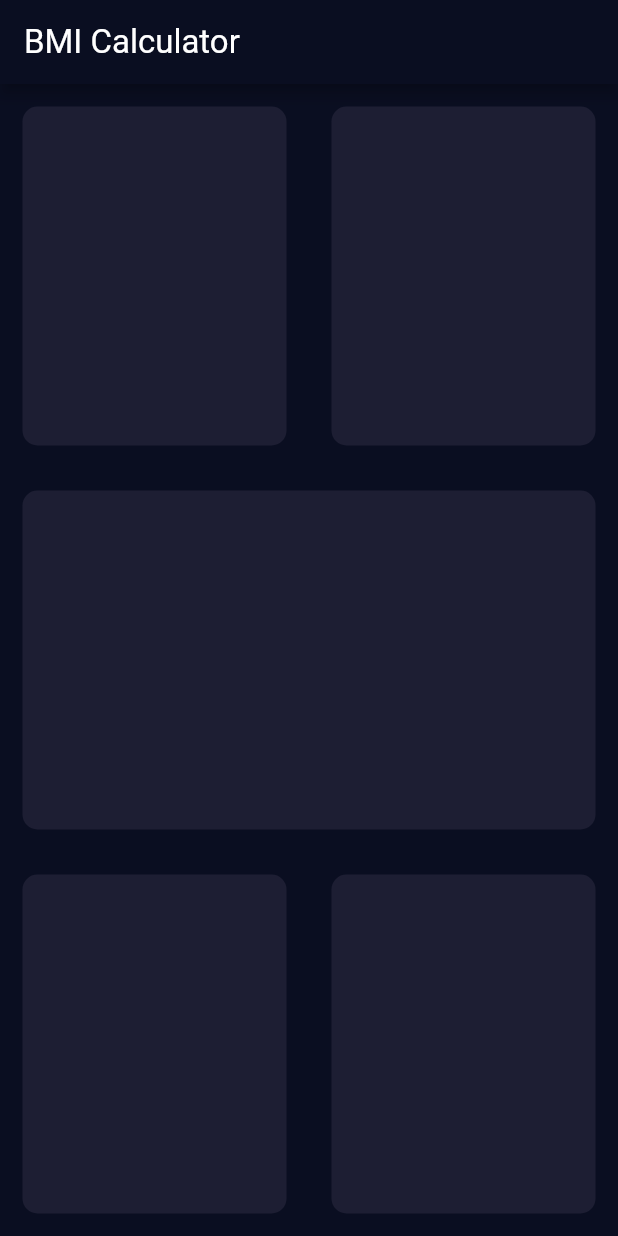
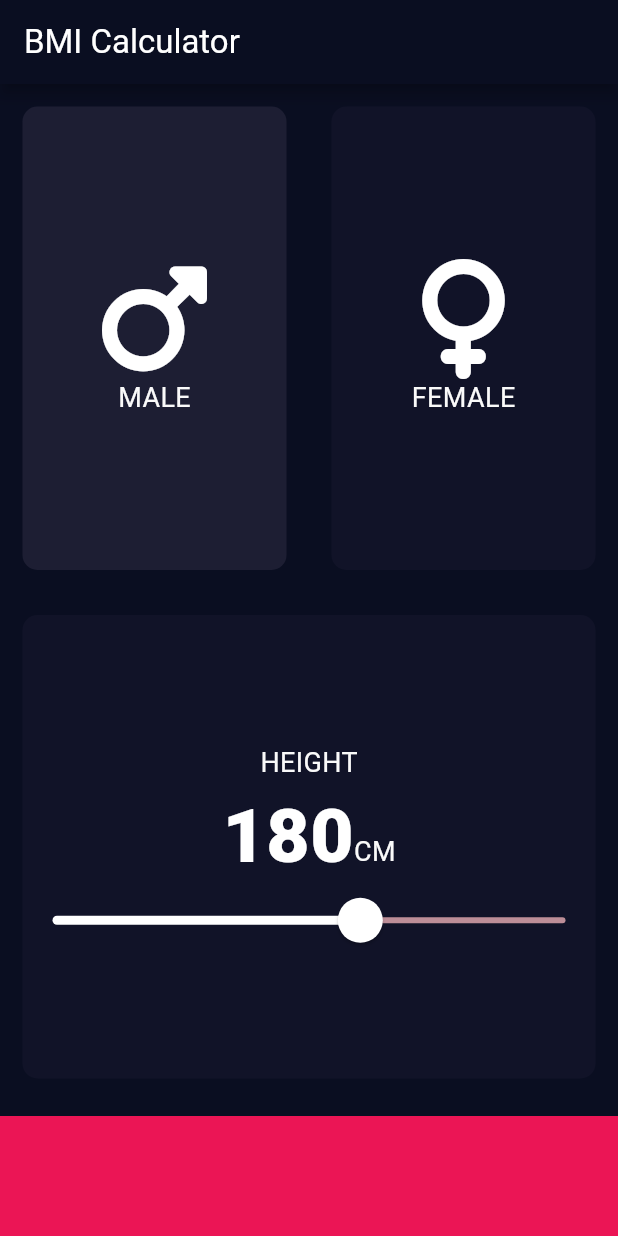
Before and after one commit to eugeneIkonya/bmi_calculator, a Flutter app: the screen it shows after launch, on a phone screen of 412 x 824 dp. Run offline on Flutter 3.47's test engine with Material 3 defaults, Android fonts, the phone set to English and light mode, and no system bars; our stand-ins replace font_awesome_flutter.

Commit message:
slider row

```diff
--- /dev/null
+++ b/lib/constants.dart
@@ -0,0 +1,15 @@
+import 'package:flutter/material.dart';
+
+const Color kBottomBackgroundColor = Color(0xffeb1555);
+const Color kActiveCardColor = Color(0xff1d1e33);
+const Color kInactiveCardColor = Color(0XFF111328);
+
+const TextStyle widgetMediumText = TextStyle(
+  color: Colors.white,
+  fontSize: 20,
+);
+const TextStyle widgetLargeText = TextStyle(
+  color: Colors.white,
+  fontSize: 50,
+  fontWeight: FontWeight.w900,
+);
--- /dev/null
+++ b/lib/gender_tiles.dart
@@ -0,0 +1,38 @@
+import 'package:bmi_calculator/mycard.dart';
+import 'package:flutter/material.dart';
+
+class GenderTile extends StatelessWidget {
+  final IconData myIcon;
+  final String genderName;
+  final Color myColor;
+  final Function() onTap;
+
+  const GenderTile(
+    this.genderName,
+    this.myIcon,
+    this.myColor,
+    this.onTap, {
+    super.key,
+  });
+
+  @override
+  Widget build(BuildContext context) {
+    return Expanded(
+      child: MyCard(
+          myColor,
+          Column(
+            mainAxisAlignment: MainAxisAlignment.center,
+            children: [
+              Icon(
+                myIcon,
+                size: 80,
+              ),
+              Text(
+                genderName,
+              )
+            ],
+          ),
+          onTap),
+    );
+  }
+}
--- a/lib/input_page.dart
+++ b/lib/input_page.dart
@@ -1,4 +1,13 @@
+import 'package:bmi_calculator/constants.dart';
+import 'package:bmi_calculator/gender_tiles.dart';
+import 'package:bmi_calculator/mycard.dart';
 import 'package:flutter/material.dart';
+import 'package:font_awesome_flutter/font_awesome_flutter.dart';
+
+enum Gender {
+  male,
+  female,
+}
 
 class InputPage extends StatefulWidget {
   const InputPage({super.key});
@@ -8,6 +17,9 @@ class InputPage extends StatefulWidget {
 }
 
 class _InputPageState extends State<InputPage> {
+  Gender selectedGender = Gender.male;
+  int height = 180;
+
   @override
   Widget build(BuildContext context) {
     return Scaffold(
@@ -19,43 +31,83 @@ class _InputPageState extends State<InputPage> {
             Expanded(
                 child: Row(
               children: [
-                Expanded(
-                  child: MyCard(const Color(0xff1d1e33)),
+                GenderTile(
+                  'MALE',
+                  FontAwesomeIcons.mars,
+                  selectedGender == Gender.male
+                      ? kActiveCardColor
+                      : kInactiveCardColor,
+                  () {
+                    setState(() {
+                      selectedGender = Gender.male;
+                    });
+                  },
                 ),
-                Expanded(
-                  child: MyCard(const Color(0xff1d1e33)),
-                ),
+                GenderTile(
+                  'FEMALE',
+                  FontAwesomeIcons.venus,
+                  selectedGender == Gender.female
+                      ? kActiveCardColor
+                      : kInactiveCardColor,
+                  () {
+                    setState(() {
+                      selectedGender = Gender.female;
+                    });
+                  },
+                )
               ],
             )),
-            Expanded(child: MyCard(const Color(0xff1d1e33))),
             Expanded(
-                child: Row(
-              children: [
-                Expanded(
-                  child: MyCard(const Color(0xff1d1e33)),
-                ),
-                Expanded(
-                  child: MyCard(const Color(0xff1d1e33)),
-                ),
-              ],
-            )),
+              child: MyCard(
+                  kInactiveCardColor,
+                  Column(
+                      mainAxisAlignment: MainAxisAlignment.center,
+                      children: [
+                        const Text('HEIGHT'),
+                        Row(
+                          mainAxisAlignment: MainAxisAlignment.center,
+                          crossAxisAlignment: CrossAxisAlignment.baseline,
+                          textBaseline: TextBaseline.alphabetic,
+                          children: [
+                            Text(
+                              height.toString(),
+                              style: widgetLargeText,
+                            ),
+                            const Text('CM')
+                          ],
+                        ),
+                        SliderTheme(
+                          data: SliderTheme.of(context).copyWith(
+                            thumbColor: const Color(0xffEB1555),
+                            overlayColor: const Color(0x25eb1555),
+                            thumbShape: const RoundSliderThumbShape(
+                                enabledThumbRadius: 15),
+                            overlayShape: const RoundSliderOverlayShape(
+                                overlayRadius: 20),
+                          ),
+                          child: Slider(
+                            min: 120,
+                            max: 220,
+                            value: height.toDouble(),
+                            activeColor: Colors.white,
+                            inactiveColor: const Color(0xffBD8E98),
+                            onChanged: (double newValue) {
+                              setState(() {
+                                height = newValue.round();
+                              });
+                            },
+                          ),
+                        )
+                      ]),
+                  () {}),
+            ),
+            Container(
+              color: kBottomBackgroundColor,
+              width: double.infinity,
+              height: 80,
+              margin: const EdgeInsets.only(top: 10),
+            )
           ],
         ));
   }
 }
-
-// ignore: must_be_immutable
-class MyCard extends StatelessWidget {
-  Color myColor;
-
-  MyCard(this.myColor, {super.key});
-
-  @override
-  Widget build(BuildContext context) {
-    return Container(
-      margin: const EdgeInsets.all(15),
-      decoration: BoxDecoration(
-          color: myColor, borderRadius: BorderRadius.circular(10)),
-    );
-  }
-}
--- a/lib/main.dart
+++ b/lib/main.dart
@@ -21,7 +21,8 @@ class BMICalculator extends StatelessWidget {
         scaffoldBackgroundColor: const Color(0xff0A0E21),
         textTheme: const TextTheme(
             bodyMedium: TextStyle(
-          color: Colors.white,
+          color: Color.fromARGB(255, 250, 250, 250),
+          fontSize: 18.0,
         )),
       ),
       home: const InputPage(),
--- /dev/null
+++ b/lib/mycard.dart
@@ -0,0 +1,22 @@
+import 'package:flutter/material.dart';
+
+class MyCard extends StatelessWidget {
+  final Color myColor;
+  final Widget cardChild;
+  final Function() onTap;
+
+  const MyCard(this.myColor, this.cardChild, this.onTap, {super.key});
+
+  @override
+  Widget build(BuildContext context) {
+    return GestureDetector(
+      onTap: onTap,
+      child: Container(
+        margin: const EdgeInsets.all(15),
+        decoration: BoxDecoration(
+            color: myColor, borderRadius: BorderRadius.circular(10)),
+        child: cardChild,
+      ),
+    );
+  }
+}
--- a/pubspec.yaml
+++ b/pubspec.yaml
@@ -9,6 +9,7 @@ environment:
 dependencies:
   flutter:
     sdk: flutter
+  font_awesome_flutter: ^10.6.0
 
 dev_dependencies:
   flutter_test:
```
Also changed, not shown: pubspec.lock.
